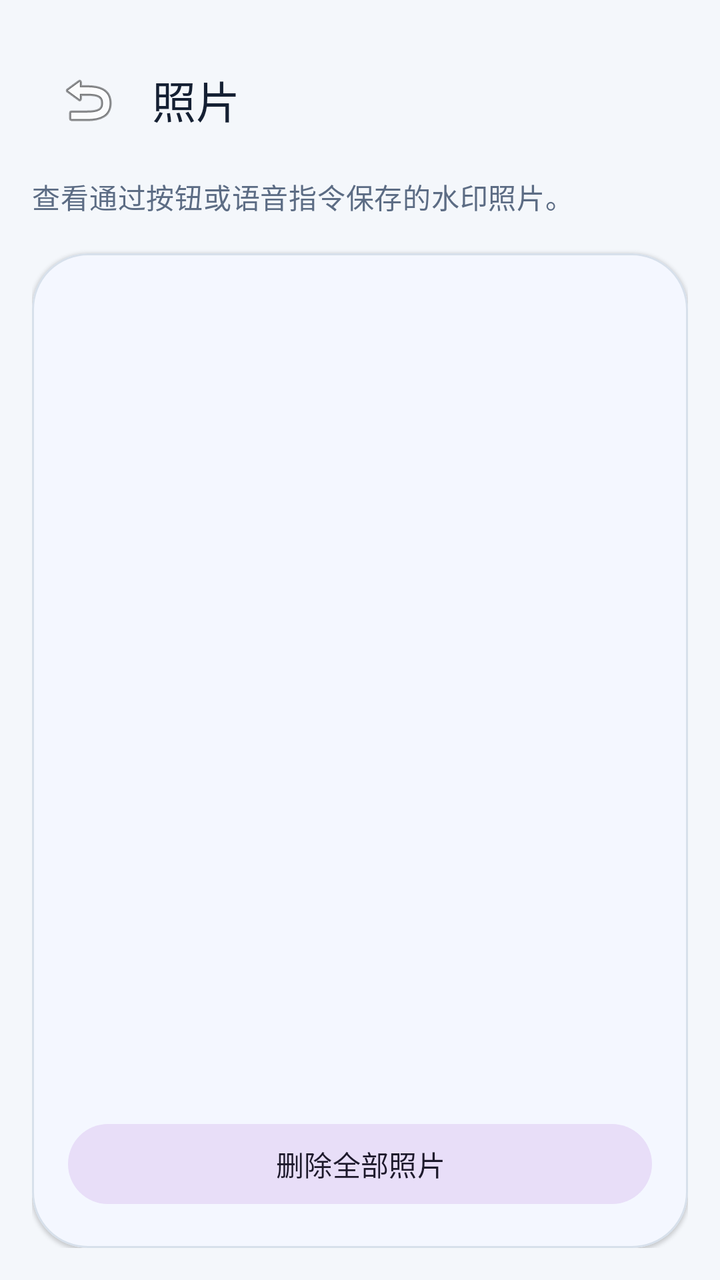
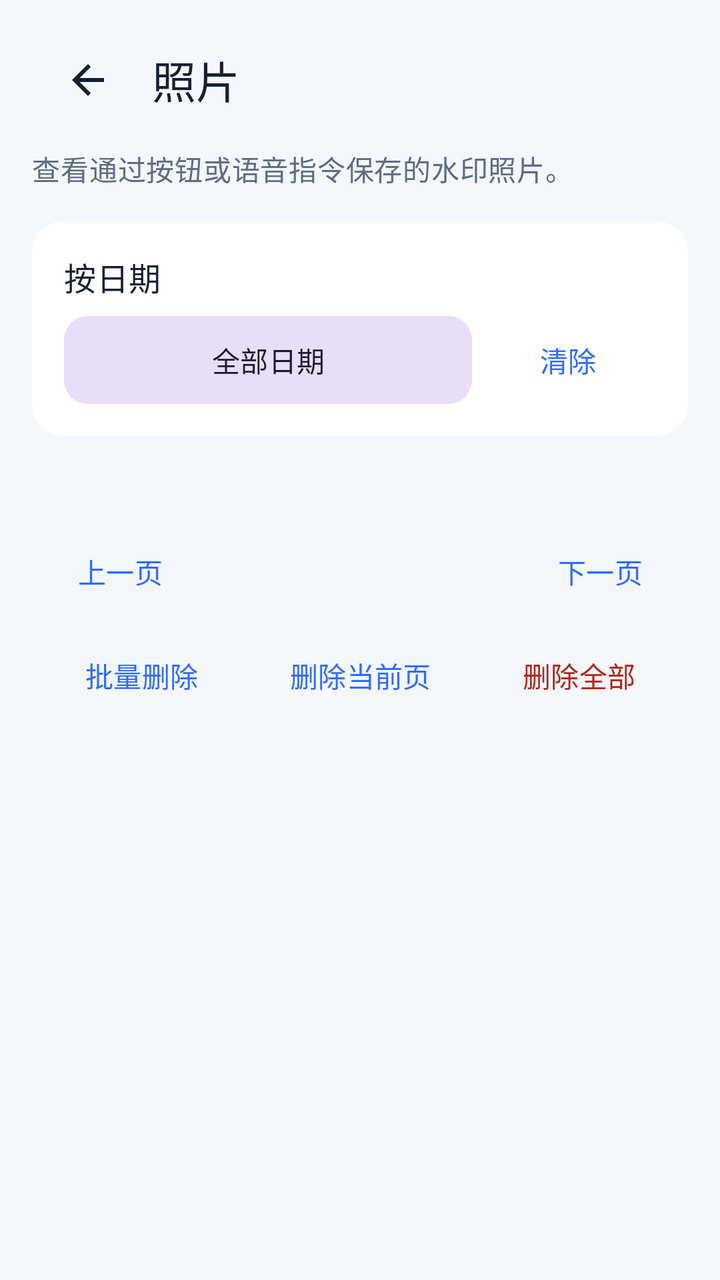

The first picture is an Android layout as it rendered before a commit; the second is the same layout after the commit. The layout source and the unified diff follow.
<!-- AndroidManifest.xml: application theme Theme.CarSpeed -->
<!-- res/layout/activity_photo_gallery.xml -->
<?xml version="1.0" encoding="utf-8"?>
<LinearLayout xmlns:android="http://schemas.android.com/apk/res/android"
    xmlns:app="http://schemas.android.com/apk/res-auto"
    android:layout_width="match_parent"
    android:layout_height="match_parent"
    android:background="@color/brand_sand"
    android:orientation="vertical"
    android:paddingStart="16dp"
    android:paddingTop="18dp"
    android:paddingEnd="16dp"
    android:paddingBottom="16dp">

    <com.google.android.material.appbar.MaterialToolbar
        android:id="@+id/toolbar"
        android:layout_width="match_parent"
        android:layout_height="wrap_content"
        android:backgroundTint="@android:color/transparent"
        app:navigationIcon="@android:drawable/ic_menu_revert"
        app:title="@string/photo_gallery_title"
        app:titleTextColor="@color/text_primary" />

    <TextView
        android:layout_width="match_parent"
        android:layout_height="wrap_content"
        android:layout_marginTop="6dp"
        android:text="@string/photo_gallery_subtitle"
        android:textAppearance="@style/TextAppearance.CarSpeed.Body" />

    <com.google.android.material.card.MaterialCardView
        style="@style/Widget.CarSpeed.Card"
        android:layout_width="match_parent"
        android:layout_height="0dp"
        android:layout_marginTop="18dp"
        android:layout_weight="1">

        <LinearLayout
            android:layout_width="match_parent"
            android:layout_height="match_parent"
            android:orientation="vertical"
            android:padding="18dp">

            <TextView
                android:id="@+id/tvPhotoSummary"
                android:layout_width="match_parent"
                android:layout_height="wrap_content"
                android:textAppearance="@style/TextAppearance.CarSpeed.SectionTitle" />

            <ScrollView
                android:layout_width="match_parent"
                android:layout_height="0dp"
                android:layout_marginTop="12dp"
                android:layout_weight="1">

                <LinearLayout
                    android:id="@+id/layoutPhotoList"
                    android:layout_width="match_parent"
                    android:layout_height="wrap_content"
                    android:orientation="vertical" />
            </ScrollView>

            <com.google.android.material.button.MaterialButton
                android:id="@+id/btnDeleteAllPhotos"
                style="@style/Widget.Material3.Button.TonalButton"
                android:layout_width="match_parent"
                android:layout_height="wrap_content"
                android:layout_marginTop="8dp"
                android:text="@string/photo_delete_all" />
        </LinearLayout>
    </com.google.android.material.card.MaterialCardView>
</LinearLayout>
<!-- resources referenced by this layout -->
<resources>
  <color name="brand_sand">#F4F7FB</color>
  <color name="text_primary">#152033</color>
  <string name="photo_delete_all">删除全部照片</string>
  <string name="photo_gallery_subtitle">查看通过按钮或语音指令保存的水印照片。</string>
  <string name="photo_gallery_title">照片</string>
  <style name="TextAppearance.CarSpeed.Body" parent="TextAppearance.Material3.BodyMedium">
          <item name="android:textColor">@color/text_secondary</item>
      </style>
  <style name="TextAppearance.CarSpeed.SectionTitle" parent="TextAppearance.Material3.TitleMedium">
          <item name="android:textColor">@color/text_primary</item>
          <item name="android:textStyle">bold</item>
      </style>
  <style name="Widget.CarSpeed.Card" parent="Widget.Material3.CardView.Elevated">
          <item name="cardBackgroundColor">@color/surface_primary</item>
          <item name="strokeColor">@color/divider_soft</item>
          <item name="strokeWidth">1dp</item>
          <item name="cardCornerRadius">28dp</item>
      </style>
  <style name="Theme.CarSpeed" parent="Theme.Material3.DayNight.NoActionBar">
          <item name="colorPrimary">@color/brand_blue</item>
          <item name="colorSecondary">@color/brand_teal</item>
          <item name="colorSurface">@color/surface_primary</item>
          <item name="android:colorBackground">@color/brand_sand</item>
          <item name="android:statusBarColor">@android:color/transparent</item>
          <item name="android:navigationBarColor">@color/brand_navy</item>
          <item name="android:windowLightStatusBar">true</item>
          <item name="materialCardViewFilledStyle">@style/Widget.CarSpeed.Card</item>
      </style>
  <color name="text_secondary">#5C6C84</color>
  <color name="surface_primary">#FFFFFF</color>
  <color name="divider_soft">#D7E0EB</color>
  <color name="brand_blue">#2E6BFF</color>
  <color name="brand_teal">#1FB8A6</color>
  <color name="brand_navy">#0E1A2B</color>
</resources>

<!-- the commit's change to res/layout/activity_photo_gallery.xml (unified diff, before → after) -->
@@ -1,70 +1,188 @@
 <?xml version="1.0" encoding="utf-8"?>
-<LinearLayout xmlns:android="http://schemas.android.com/apk/res/android"
+<ScrollView xmlns:android="http://schemas.android.com/apk/res/android"
     xmlns:app="http://schemas.android.com/apk/res-auto"
     android:layout_width="match_parent"
     android:layout_height="match_parent"
     android:background="@color/brand_sand"
-    android:orientation="vertical"
-    android:paddingStart="16dp"
-    android:paddingTop="18dp"
-    android:paddingEnd="16dp"
-    android:paddingBottom="16dp">
+    android:fillViewport="true">
 
-    <com.google.android.material.appbar.MaterialToolbar
-        android:id="@+id/toolbar"
+    <LinearLayout
         android:layout_width="match_parent"
         android:layout_height="wrap_content"
-        android:backgroundTint="@android:color/transparent"
-        app:navigationIcon="@android:drawable/ic_menu_revert"
-        app:title="@string/photo_gallery_title"
-        app:titleTextColor="@color/text_primary" />
+        android:orientation="vertical"
+        android:paddingStart="16dp"
+        android:paddingTop="8dp"
+        android:paddingEnd="16dp"
+        android:paddingBottom="20dp">
 
-    <TextView
-        android:layout_width="match_parent"
-        android:layout_height="wrap_content"
-        android:layout_marginTop="6dp"
-        android:text="@string/photo_gallery_subtitle"
-        android:textAppearance="@style/TextAppearance.CarSpeed.Body" />
+        <com.google.android.material.appbar.MaterialToolbar
+            android:id="@+id/toolbar"
+            android:layout_width="match_parent"
+            android:layout_height="wrap_content"
+            android:backgroundTint="@android:color/transparent"
+            app:navigationIcon="@drawable/ic_nav_back"
+            app:title="@string/photo_gallery_title"
+            app:titleTextColor="@color/text_primary" />
 
-    <com.google.android.material.card.MaterialCardView
-        style="@style/Widget.CarSpeed.Card"
-        android:layout_width="match_parent"
-        android:layout_height="0dp"
-        android:layout_marginTop="18dp"
-        android:layout_weight="1">
+        <TextView
+            android:layout_width="match_parent"
+            android:layout_height="wrap_content"
+            android:layout_marginTop="2dp"
+            android:text="@string/photo_gallery_subtitle"
+            android:textAppearance="@style/TextAppearance.CarSpeed.Body" />
+
+        <com.google.android.material.card.MaterialCardView
+            style="@style/Widget.CarSpeed.Card"
+            android:layout_width="match_parent"
+            android:layout_height="wrap_content"
+            android:layout_marginTop="16dp">
+
+            <LinearLayout
+                android:layout_width="match_parent"
+                android:layout_height="wrap_content"
+                android:orientation="vertical"
+                android:padding="16dp">
+
+                <TextView
+                    android:layout_width="wrap_content"
+                    android:layout_height="wrap_content"
+                    android:text="@string/photo_filter_label"
+                    android:textAppearance="@style/TextAppearance.CarSpeed.SectionTitle" />
+
+                <LinearLayout
+                    android:layout_width="match_parent"
+                    android:layout_height="wrap_content"
+                    android:layout_marginTop="8dp"
+                    android:gravity="center_vertical"
+                    android:orientation="horizontal">
+
+                    <com.google.android.material.button.MaterialButton
+                        android:id="@+id/btnPhotoDate"
+                        style="@style/Widget.CarSpeed.Button.Tonal"
+                        android:layout_width="0dp"
+                        android:layout_height="wrap_content"
+                        android:layout_weight="1"
+                        android:text="@string/photo_filter_all" />
+
+                    <com.google.android.material.button.MaterialButton
+                        android:id="@+id/btnPhotoDateClear"
+                        style="@style/Widget.CarSpeed.Button.Text"
+                        android:layout_width="wrap_content"
+                        android:layout_height="wrap_content"
+                        android:layout_marginStart="4dp"
+                        android:text="@string/video_filter_clear" />
+                </LinearLayout>
+            </LinearLayout>
+        </com.google.android.material.card.MaterialCardView>
+
+        <TextView
+            android:id="@+id/tvPhotoSummary"
+            android:layout_width="match_parent"
+            android:layout_height="wrap_content"
+            android:layout_marginTop="18dp"
+            android:textAppearance="@style/TextAppearance.CarSpeed.SectionTitle" />
 
         <LinearLayout
             android:layout_width="match_parent"
-            android:layout_height="match_parent"
-            android:orientation="vertical"
-            android:padding="18dp">
+            android:layout_height="wrap_content"
+            android:layout_marginTop="8dp"
+            android:gravity="center_vertical"
+            android:orientation="horizontal">
+
+            <com.google.android.material.button.MaterialButton
+                android:id="@+id/btnPhotoPrevPage"
+                style="@style/Widget.CarSpeed.Button.Text"
+                android:layout_width="wrap_content"
+                android:layout_height="wrap_content"
+                android:text="@string/page_previous" />
 
             <TextView
-                android:id="@+id/tvPhotoSummary"
-                android:layout_width="match_parent"
+                android:id="@+id/tvPhotoPage"
+                android:layout_width="0dp"
                 android:layout_height="wrap_content"
-                android:textAppearance="@style/TextAppearance.CarSpeed.SectionTitle" />
-
-            <ScrollView
-                android:layout_width="match_parent"
-                android:layout_height="0dp"
-                android:layout_marginTop="12dp"
-                android:layout_weight="1">
-
-                <LinearLayout
-                    android:id="@+id/layoutPhotoList"
-                    android:layout_width="match_parent"
-                    android:layout_height="wrap_content"
-                    android:orientation="vertical" />
-            </ScrollView>
+                android:layout_weight="1"
+                android:gravity="center"
+                android:textAppearance="@style/TextAppearance.CarSpeed.Body" />
 
             <com.google.android.material.button.MaterialButton
-                android:id="@+id/btnDeleteAllPhotos"
-                style="@style/Widget.Material3.Button.TonalButton"
-                android:layout_width="match_parent"
+                android:id="@+id/btnPhotoNextPage"
+                style="@style/Widget.CarSpeed.Button.Text"
+                android:layout_width="wrap_content"
                 android:layout_height="wrap_content"
-                android:layout_marginTop="8dp"
-                android:text="@string/photo_delete_all" />
+                android:text="@string/page_next" />
         </LinearLayout>
-    </com.google.android.material.card.MaterialCardView>
-</LinearLayout>
+
+        <LinearLayout
+            android:id="@+id/layoutPhotoBatchActions"
+            android:layout_width="match_parent"
+            android:layout_height="wrap_content"
+            android:layout_marginTop="4dp"
+            android:gravity="center_vertical"
+            android:orientation="horizontal"
+            android:visibility="gone">
+
+            <com.google.android.material.button.MaterialButton
+                android:id="@+id/btnPhotoBatchExit"
+                style="@style/Widget.CarSpeed.Button.Text"
+                android:layout_width="wrap_content"
+                android:layout_height="wrap_content"
+                android:text="@string/video_batch_exit" />
+
+            <com.google.android.material.button.MaterialButton
+                android:id="@+id/btnPhotoBatchToggleAll"
+                style="@style/Widget.CarSpeed.Button.Tonal"
+                android:layout_width="0dp"
+                android:layout_height="wrap_content"
+                android:layout_marginStart="8dp"
+                android:layout_weight="1"
+                android:text="@string/video_batch_select_all" />
+
+            <com.google.android.material.button.MaterialButton
+                android:id="@+id/btnPhotoBatchDeleteSelected"
+                style="@style/Widget.CarSpeed.Button"
+                android:layout_width="wrap_content"
+                android:layout_height="wrap_content"
+                android:layout_marginStart="8dp"
+                android:text="@string/video_batch_delete_selected" />
+        </LinearLayout>
+
+        <LinearLayout
+            android:id="@+id/layoutPhotoList"
+            android:layout_width="match_parent"
+            android:layout_height="wrap_content"
+            android:layout_marginTop="8dp"
+            android:orientation="vertical" />
+
+        <LinearLayout
+            android:layout_width="match_parent"
+            android:layout_height="wrap_content"
+            android:layout_marginTop="4dp"
+            android:gravity="center_vertical"
+            android:orientation="horizontal">
+
+            <com.google.android.material.button.MaterialButton
+                android:id="@+id/btnPhotoBatch"
+                style="@style/Widget.CarSpeed.Button.Text"
+                android:layout_width="0dp"
+                android:layout_height="wrap_content"
+                android:layout_weight="1"
+                android:text="@string/video_batch_delete" />
+
+            <com.google.android.material.button.MaterialButton
+                android:id="@+id/btnPhotoDeletePage"
+                style="@style/Widget.CarSpeed.Button.Text"
+                android:layout_width="0dp"
+                android:layout_height="wrap_content"
+                android:layout_weight="1"
+                android:text="@string/video_delete_current_page" />
+
+            <com.google.android.material.button.MaterialButton
+                android:id="@+id/btnPhotoDeleteAll"
+                style="@style/Widget.CarSpeed.Button.Text.Danger"
+                android:layout_width="0dp"
+                android:layout_height="wrap_content"
+                android:layout_weight="1"
+                android:text="@string/video_delete_all" />
+        </LinearLayout>
+    </LinearLayout>
+</ScrollView>
<!-- resource entries referenced after the edit -->
@@ -2,21 +2,63 @@
 <resources>
   <color name="brand_sand">#F4F7FB</color>
   <color name="text_primary">#152033</color>
-  <string name="photo_delete_all">删除全部照片</string>
+  <!-- drawable ic_nav_back (drawable) -->
+  <?xml version="1.0" encoding="utf-8"?>
+  <vector xmlns:android="http://schemas.android.com/apk/res/android"
+      android:width="24dp"
+      android:height="24dp"
+      android:viewportWidth="24"
+      android:viewportHeight="24"
+      android:tint="@color/text_primary">
+      <path
+          android:fillColor="@android:color/white"
+          android:pathData="M20,11H7.83l5.59,-5.59L12,4l-8,8 8,8 1.41,-1.41L7.83,13H20z" />
+  </vector>
+  <string name="page_next">下一页</string>
+  <string name="page_previous">上一页</string>
+  <string name="photo_filter_all">全部日期</string>
+  <string name="photo_filter_label">按日期</string>
   <string name="photo_gallery_subtitle">查看通过按钮或语音指令保存的水印照片。</string>
   <string name="photo_gallery_title">照片</string>
+  <string name="video_batch_delete">批量删除</string>
+  <string name="video_batch_delete_selected">删除所选</string>
+  <string name="video_batch_exit">退出批量</string>
+  <string name="video_batch_select_all">全选本页</string>
+  <string name="video_delete_all">删除全部</string>
+  <string name="video_delete_current_page">删除当前页</string>
+  <string name="video_filter_clear">清除</string>
   <style name="TextAppearance.CarSpeed.Body" parent="TextAppearance.Material3.BodyMedium">
           <item name="android:textColor">@color/text_secondary</item>
       </style>
   <style name="TextAppearance.CarSpeed.SectionTitle" parent="TextAppearance.Material3.TitleMedium">
           <item name="android:textColor">@color/text_primary</item>
-          <item name="android:textStyle">bold</item>
+      </style>
+  <style name="Widget.CarSpeed.Button" parent="Widget.Material3.Button">
+          <item name="cornerRadius">12dp</item>
+          <item name="android:minHeight">48dp</item>
+          <item name="android:insetTop">0dp</item>
+          <item name="android:insetBottom">0dp</item>
+      </style>
+  <style name="Widget.CarSpeed.Button.Text" parent="Widget.Material3.Button.TextButton">
+          <item name="cornerRadius">12dp</item>
+          <item name="android:minHeight">40dp</item>
+          <item name="android:insetTop">0dp</item>
+          <item name="android:insetBottom">0dp</item>
+      </style>
+  <style name="Widget.CarSpeed.Button.Text.Danger" parent="Widget.CarSpeed.Button.Text">
+          <item name="android:textColor">@color/text_danger</item>
+      </style>
+  <style name="Widget.CarSpeed.Button.Tonal" parent="Widget.Material3.Button.TonalButton">
+          <item name="cornerRadius">12dp</item>
+          <item name="android:minHeight">44dp</item>
+          <item name="android:insetTop">0dp</item>
+          <item name="android:insetBottom">0dp</item>
       </style>
   <style name="Widget.CarSpeed.Card" parent="Widget.Material3.CardView.Elevated">
           <item name="cardBackgroundColor">@color/surface_primary</item>
-          <item name="strokeColor">@color/divider_soft</item>
-          <item name="strokeWidth">1dp</item>
-          <item name="cardCornerRadius">28dp</item>
+          <item name="strokeWidth">0dp</item>
+          <item name="cardCornerRadius">16dp</item>
+          <item name="cardElevation">0dp</item>
       </style>
   <style name="Theme.CarSpeed" parent="Theme.Material3.DayNight.NoActionBar">
           <item name="colorPrimary">@color/brand_blue</item>
@@ -24,15 +66,16 @@
           <item name="colorSurface">@color/surface_primary</item>
           <item name="android:colorBackground">@color/brand_sand</item>
           <item name="android:statusBarColor">@android:color/transparent</item>
-          <item name="android:navigationBarColor">@color/brand_navy</item>
+          <item name="android:navigationBarColor">@color/brand_sand</item>
           <item name="android:windowLightStatusBar">true</item>
+          <item name="android:windowLightNavigationBar" tools:targetApi="27">true</item>
+          <item name="materialButtonStyle">@style/Widget.CarSpeed.Button</item>
           <item name="materialCardViewFilledStyle">@style/Widget.CarSpeed.Card</item>
       </style>
   <color name="text_secondary">#5C6C84</color>
+  <color name="text_danger">#B42318</color>
   <color name="surface_primary">#FFFFFF</color>
-  <color name="divider_soft">#D7E0EB</color>
   <color name="brand_blue">#2E6BFF</color>
   <color name="brand_teal">#1FB8A6</color>
-  <color name="brand_navy">#0E1A2B</color>
 </resources>
 
